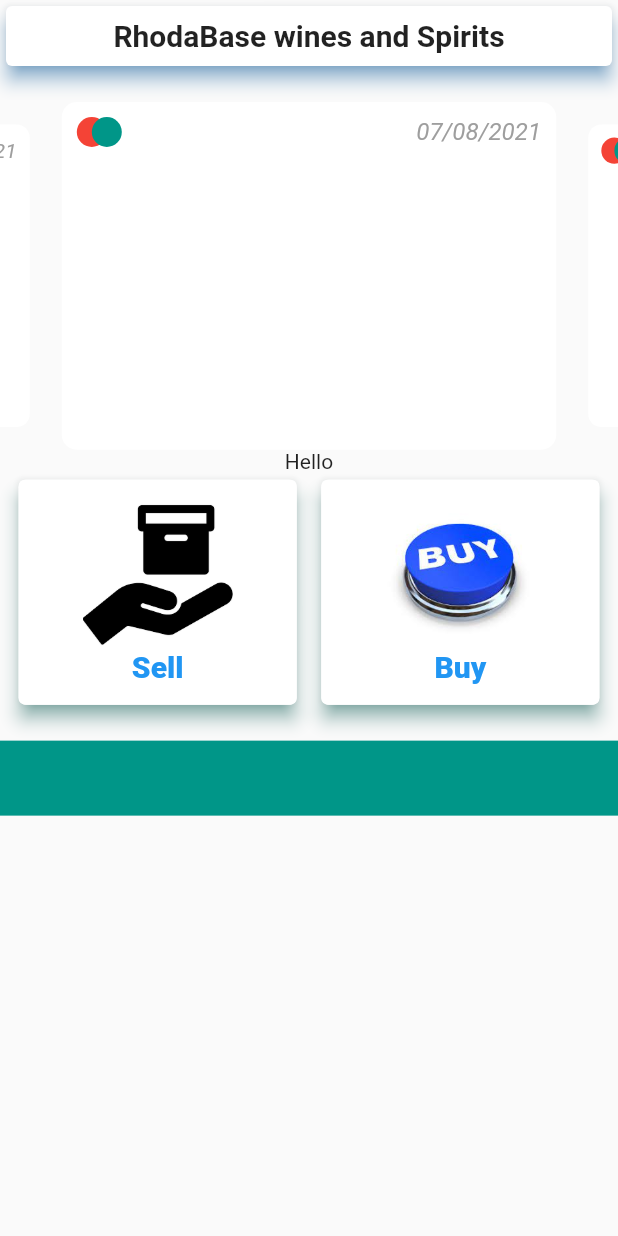
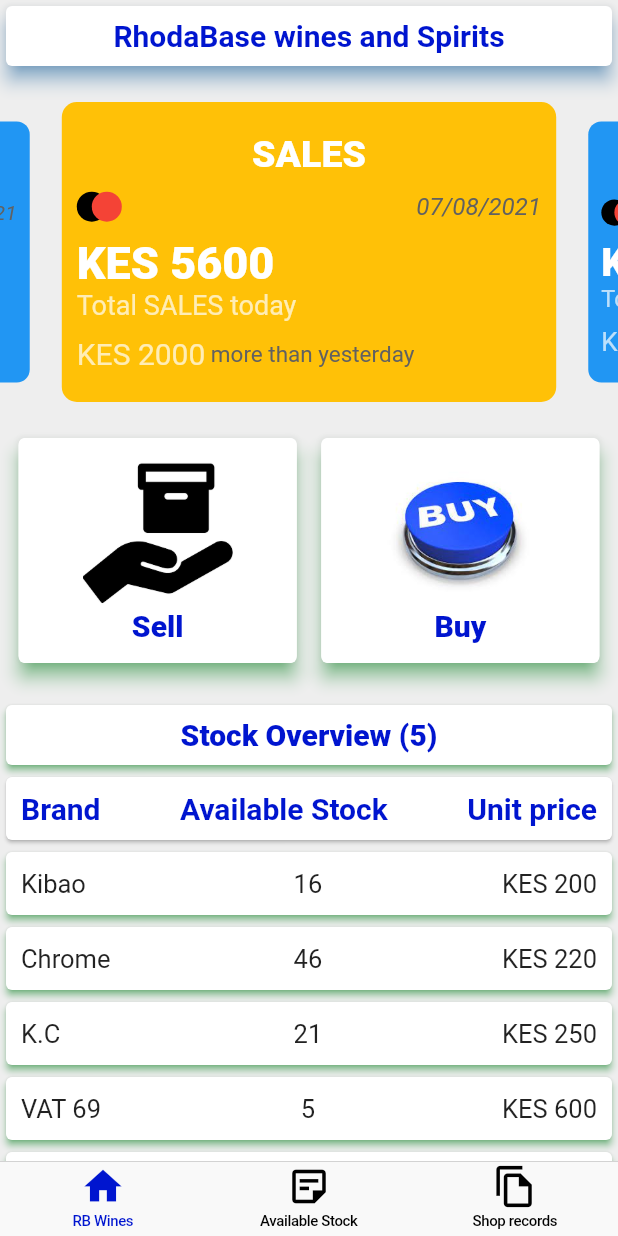
Before and after one commit to RonnyK36/stock-taker, a Flutter app: the screen it shows after launch, on a phone screen of 412 x 824 dp. Run offline on Flutter 3.47's test engine with Material 2 defaults, Android fonts, the phone set to English and light mode, and no system bars; drawn by our look-alikes of carousel_slider.

Commit message:
Added more screens and Home UI

```diff
--- /dev/null
+++ b/lib/config/config.dart
@@ -0,0 +1,11 @@
+import 'package:flutter/material.dart';
+
+const kBodyTitleTS = TextStyle(
+  fontWeight: FontWeight.bold,
+  fontSize: 20,
+  color: Color(0xff0015cf),
+);
+
+const kRecordTileTS = TextStyle(
+  fontSize: 17,
+);
--- a/lib/main.dart
+++ b/lib/main.dart
@@ -1,5 +1,5 @@
 import 'package:flutter/material.dart';
-import 'package:stock_take/screens/home_page.dart';
+import 'package:stock_take/screens/navigator.dart';
 
 void main() {
   runApp(MyApp());
@@ -13,10 +13,10 @@ class MyApp extends StatelessWidget {
       debugShowCheckedModeBanner: false,
       title: 'Flutter Demo',
       theme: ThemeData(
-        primarySwatch: Colors.blue,
-        accentColor: Colors.teal,
+        primaryColor: Color(0xff0015cf),
+        accentColor: Color(0xff00cf29),
       ),
-      home: HomePage(),
+      home: NavigationPage(),
     );
   }
 }
--- a/lib/screens/home_page.dart
+++ b/lib/screens/home_page.dart
@@ -1,9 +1,12 @@
 import 'package:carousel_slider/carousel_slider.dart';
 import 'package:flutter/cupertino.dart';
 import 'package:flutter/material.dart';
+import 'package:stock_take/config/config.dart';
 import 'package:stock_take/screens/make_sale.dart';
 import 'package:stock_take/screens/purchase_products.dart';
+import 'package:stock_take/widgets/carousel_card.dart';
 import 'package:stock_take/widgets/service_card.dart';
+import 'package:stock_take/widgets/some_record_card.dart';
 
 class HomePage extends StatefulWidget {
   const HomePage({Key? key}) : super(key: key);
@@ -16,6 +19,8 @@ class _HomePageState extends State<HomePage> {
   @override
   Widget build(BuildContext context) {
     return Scaffold(
+      backgroundColor: Colors.grey[200],
+      // backgroundColor: Color(0xff020629),
       body: SafeArea(
         child: ListView(
           children: [
@@ -33,6 +38,7 @@ class _HomePageState extends State<HomePage> {
                           'RhodaBase wines and Spirits',
                           style: TextStyle(
                             fontSize: 20,
+                            color: Theme.of(context).primaryColor,
                             fontWeight: FontWeight.bold,
                           ),
                         ),
@@ -44,74 +50,43 @@ class _HomePageState extends State<HomePage> {
                   ),
                   CarouselSlider(
                     items: [
-                      GestureDetector(
+                      carouselItem(
+                        context,
+                        description: ' more than yesterday',
+                        color: Colors.amber,
+                        title: 'SALES',
+                        deviation: '2000',
+                        amount: '5600',
                         onTap: () => Navigator.push(
                           context,
                           MaterialPageRoute(
                             builder: (c) => MakeSale(),
                           ),
                         ),
-                        child: Container(
-                          height: 200,
-                          width: double.infinity,
-                          decoration: BoxDecoration(
-                              color: Colors.white,
-                              borderRadius: BorderRadius.circular(10)),
-                          child: Padding(
-                            padding: const EdgeInsets.all(10.0),
-                            child: Column(
-                              children: [
-                                Row(
-                                  mainAxisAlignment:
-                                      MainAxisAlignment.spaceBetween,
-                                  children: [
-                                    Stack(
-                                      children: [
-                                        Container(
-                                          height: 20,
-                                          width: 20,
-                                          decoration: BoxDecoration(
-                                              color: Colors.red,
-                                              borderRadius:
-                                                  BorderRadius.circular(10)),
-                                        ),
-                                        Padding(
-                                          padding: const EdgeInsets.symmetric(
-                                              horizontal: 10),
-                                          child: Container(
-                                            height: 20,
-                                            width: 20,
-                                            decoration: BoxDecoration(
-                                                color: Colors.teal,
-                                                borderRadius:
-                                                    BorderRadius.circular(10)),
-                                          ),
-                                        ),
-                                      ],
-                                    ),
-                                    Text(
-                                      '07/08/2021',
-                                      style: TextStyle(
-                                        fontSize: 16,
-                                        fontStyle: FontStyle.italic,
-                                        color: Colors.grey,
-                                      ),
-                                    ),
-                                  ],
-                                )
-                              ],
-                            ),
+                      ),
+                      carouselItem(
+                        context,
+                        description: ' less than yesterday',
+                        color: Colors.blue,
+                        title: 'PURCHASES',
+                        deviation: '1500',
+                        amount: '0',
+                        onTap: () => Navigator.push(
+                          context,
+                          MaterialPageRoute(
+                            builder: (c) => PurchaseProducts(),
                           ),
                         ),
                       ),
                     ],
                     options: CarouselOptions(
+                      height: 200,
                       autoPlay: true,
                       enlargeCenterPage: true,
                       autoPlayInterval: Duration(seconds: 10),
                     ),
                   ),
-                  Text('Hello'),
+                  SizedBox(height: 20),
                   Row(
                     mainAxisAlignment: MainAxisAlignment.spaceEvenly,
                     children: [
@@ -143,10 +118,80 @@ class _HomePageState extends State<HomePage> {
               ),
             ),
             SizedBox(height: 20),
+            Card(
+              elevation: 2,
+              shadowColor: Theme.of(context).accentColor,
+              child: Container(
+                height: 40,
+                width: double.infinity,
+                child: Center(
+                  child: Text(
+                    'Stock Overview (5)',
+                    style: TextStyle(
+                      fontSize: 20,
+                      fontWeight: FontWeight.w800,
+                      color: Theme.of(context).primaryColor,
+                    ),
+                  ),
+                ),
+              ),
+            ),
             Container(
               height: 50,
               width: double.infinity,
-              color: Colors.teal,
+              // color: Colors.teal,
+              child: Card(
+                child: Padding(
+                  padding: const EdgeInsets.symmetric(horizontal: 10),
+                  child: Row(
+                    mainAxisAlignment: MainAxisAlignment.spaceBetween,
+                    children: [
+                      Text(
+                        'Brand',
+                        style: kBodyTitleTS,
+                      ),
+                      Text(
+                        'Available Stock',
+                        style: kBodyTitleTS,
+                      ),
+                      Text(
+                        'Unit price',
+                        style: kBodyTitleTS,
+                      ),
+                    ],
+                  ),
+                ),
+              ),
+            ),
+            bottomRecord(
+              context,
+              brand: 'Kibao',
+              available: '16',
+              price: '200',
+            ),
+            bottomRecord(
+              context,
+              brand: 'Chrome',
+              available: '46',
+              price: '220',
+            ),
+            bottomRecord(
+              context,
+              brand: 'K.C',
+              available: '21',
+              price: '250',
+            ),
+            bottomRecord(
+              context,
+              brand: 'VAT 69',
+              available: '5',
+              price: '600',
+            ),
+            bottomRecord(
+              context,
+              brand: 'Best',
+              available: '75',
+              price: '140',
             ),
           ],
         ),
--- /dev/null
+++ b/lib/screens/navigator.dart
@@ -0,0 +1,73 @@
+import 'package:flutter/cupertino.dart';
+import 'package:flutter/material.dart';
+import 'package:stock_take/screens/home_page.dart';
+import 'package:stock_take/screens/records.dart';
+import 'package:stock_take/screens/stock_page.dart';
+
+class NavigationPage extends StatefulWidget {
+  const NavigationPage({Key? key}) : super(key: key);
+
+  @override
+  _NavigationPageState createState() => _NavigationPageState();
+}
+
+class _NavigationPageState extends State<NavigationPage> {
+  PageController? pageController;
+  int pageIndex = 0;
+
+  @override
+  void initState() {
+    // TODO: implement initState
+    super.initState();
+    pageController = PageController();
+  }
+
+  onPageChanged(int pageIndex) {
+    setState(() {
+      this.pageIndex = pageIndex;
+    });
+  }
+
+  onTap(int pageIndex) {
+    pageController!.animateToPage(
+      pageIndex,
+      duration: Duration(milliseconds: 300),
+      curve: Curves.bounceInOut,
+    );
+  }
+
+  @override
+  Widget build(BuildContext context) {
+    return Scaffold(
+      body: PageView(
+        children: [
+          HomePage(),
+          StockPage(),
+          RecordsPage(),
+        ],
+        controller: pageController,
+        onPageChanged: onPageChanged,
+      ),
+      bottomNavigationBar: CupertinoTabBar(
+        onTap: onTap,
+        currentIndex: pageIndex,
+        activeColor: Color(0xff0015cf),
+        inactiveColor: Colors.black,
+        items: [
+          BottomNavigationBarItem(
+            label: 'RB Wines',
+            icon: Icon(Icons.home),
+          ),
+          BottomNavigationBarItem(
+            label: 'Available Stock',
+            icon: Icon(Icons.sticky_note_2_outlined),
+          ),
+          BottomNavigationBarItem(
+            label: 'Shop records',
+            icon: Icon(Icons.file_copy_outlined),
+          ),
+        ],
+      ),
+    );
+  }
+}
--- /dev/null
+++ b/lib/screens/records.dart
@@ -0,0 +1,17 @@
+import 'package:flutter/material.dart';
+
+class RecordsPage extends StatefulWidget {
+  const RecordsPage({Key? key}) : super(key: key);
+
+  @override
+  _RecordsPageState createState() => _RecordsPageState();
+}
+
+class _RecordsPageState extends State<RecordsPage> {
+  @override
+  Widget build(BuildContext context) {
+    return Scaffold(
+      body: SafeArea(child: Text('RecordsPage')),
+    );
+  }
+}
--- /dev/null
+++ b/lib/screens/stock_page.dart
@@ -0,0 +1,17 @@
+import 'package:flutter/material.dart';
+
+class StockPage extends StatefulWidget {
+  const StockPage({Key? key}) : super(key: key);
+
+  @override
+  _StockPageState createState() => _StockPageState();
+}
+
+class _StockPageState extends State<StockPage> {
+  @override
+  Widget build(BuildContext context) {
+    return Scaffold(
+      body: SafeArea(child: Text('StockPage')),
+    );
+  }
+}
--- /dev/null
+++ b/lib/widgets/carousel_card.dart
@@ -0,0 +1,114 @@
+import 'package:flutter/material.dart';
+
+GestureDetector carouselItem(
+  context, {
+  required VoidCallback onTap,
+  required String title,
+  required Color color,
+  required String amount,
+  required String deviation,
+  required String description,
+}) {
+  return GestureDetector(
+    onTap: onTap,
+    child: Container(
+      height: 200,
+      width: double.infinity,
+      decoration: BoxDecoration(
+        color: color,
+        borderRadius: BorderRadius.circular(10),
+      ),
+      child: Padding(
+        padding: const EdgeInsets.all(10.0),
+        child: Column(
+          crossAxisAlignment: CrossAxisAlignment.start,
+          mainAxisAlignment: MainAxisAlignment.spaceEvenly,
+          children: [
+            Center(
+              child: Text(
+                title,
+                style: TextStyle(
+                  fontSize: 25,
+                  color: Colors.white,
+                  fontWeight: FontWeight.w800,
+                ),
+              ),
+            ),
+            Row(
+              mainAxisAlignment: MainAxisAlignment.spaceBetween,
+              children: [
+                Stack(
+                  children: [
+                    Container(
+                      height: 20,
+                      width: 20,
+                      decoration: BoxDecoration(
+                          color: Colors.black,
+                          borderRadius: BorderRadius.circular(10)),
+                    ),
+                    Padding(
+                      padding: const EdgeInsets.symmetric(horizontal: 10),
+                      child: Container(
+                        height: 20,
+                        width: 20,
+                        decoration: BoxDecoration(
+                            color: Colors.red,
+                            borderRadius: BorderRadius.circular(10)),
+                      ),
+                    ),
+                  ],
+                ),
+                Text(
+                  '07/08/2021',
+                  style: TextStyle(
+                    fontSize: 16,
+                    fontStyle: FontStyle.italic,
+                    color: Colors.grey[700],
+                  ),
+                ),
+              ],
+            ),
+            Column(
+              crossAxisAlignment: CrossAxisAlignment.start,
+              children: [
+                Text(
+                  'KES $amount',
+                  style: TextStyle(
+                    fontSize: 30,
+                    color: Colors.white,
+                    fontWeight: FontWeight.w800,
+                  ),
+                ),
+                Text(
+                  'Total $title today',
+                  style: TextStyle(
+                    fontSize: 18,
+                    color: Colors.white70,
+                  ),
+                ),
+              ],
+            ),
+            Row(
+              children: [
+                Text(
+                  'KES $deviation',
+                  style: TextStyle(
+                    fontSize: 20,
+                    color: Colors.white70,
+                  ),
+                ),
+                Text(
+                  description,
+                  style: TextStyle(
+                    color: Colors.grey[700],
+                    fontSize: 15,
+                  ),
+                ),
+              ],
+            ),
+          ],
+        ),
+      ),
+    ),
+  );
+}
--- /dev/null
+++ b/lib/widgets/some_record_card.dart
@@ -0,0 +1,42 @@
+import 'package:flutter/material.dart';
+import 'package:stock_take/config/config.dart';
+
+Container bottomRecord(
+  context, {
+  required String brand,
+  required String available,
+  required String price,
+}) {
+  return Container(
+    height: 50,
+    width: double.infinity,
+    // color: Colors.teal,
+    child: Card(
+      elevation: 2,
+      shadowColor: Theme.of(context).accentColor,
+      child: Padding(
+        padding: const EdgeInsets.symmetric(horizontal: 10),
+        child: Row(
+          mainAxisAlignment: MainAxisAlignment.spaceBetween,
+          children: [
+            Container(
+              width: MediaQuery.of(context).size.width * 0.15,
+              child: Text(
+                brand,
+                style: kRecordTileTS,
+              ),
+            ),
+            Text(
+              available,
+              style: kRecordTileTS,
+            ),
+            Text(
+              'KES $price',
+              style: kRecordTileTS,
+            ),
+          ],
+        ),
+      ),
+    ),
+  );
+}
```
